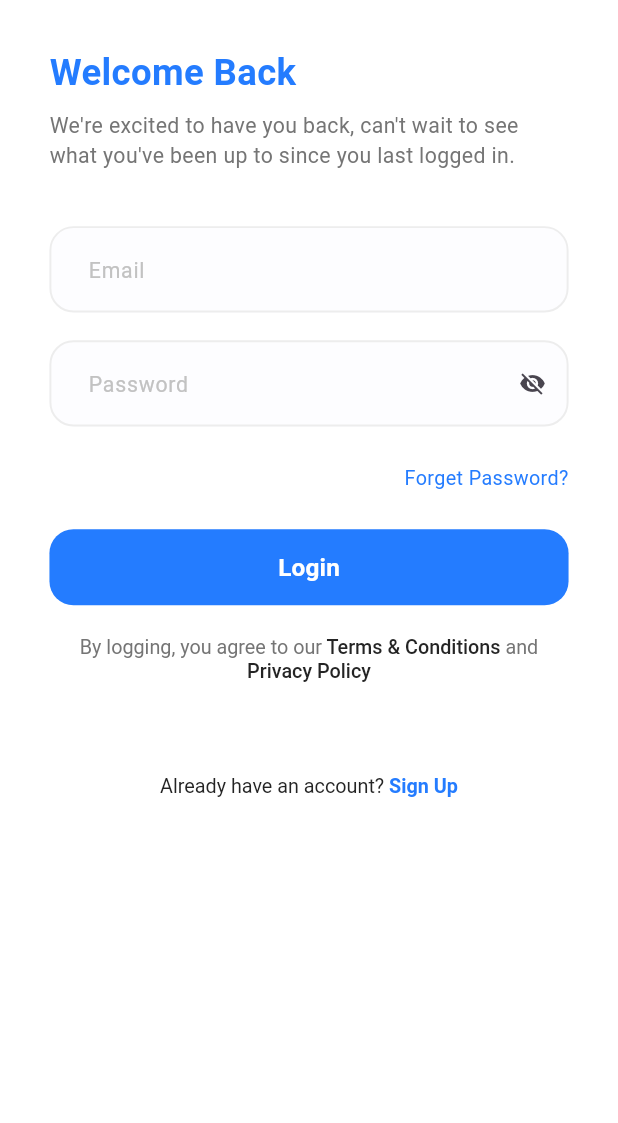
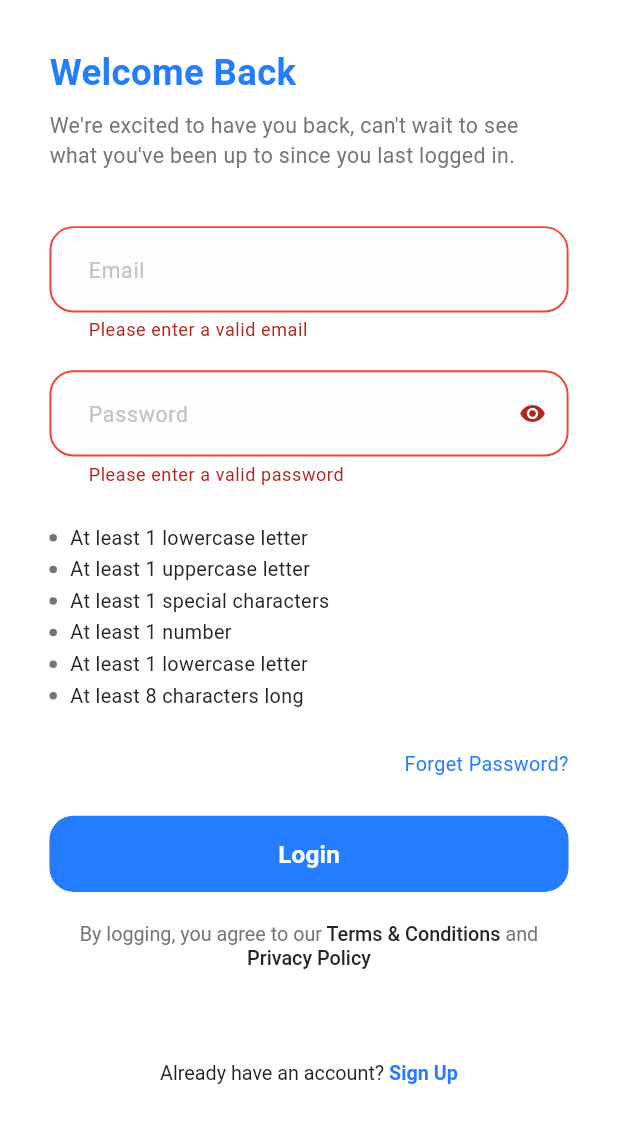
Before and after one commit to esraa-mohamad/flutter_advanced_course, a Flutter app: the LoginScreen screen opened by its route, after a tap on "Login", on a phone screen of 412 x 824 dp. Shown: the top 1123 px of the screen. Run offline on Flutter 3.47's test engine with Material 3 defaults, Android fonts, the phone set to English and light mode, and no system bars; our stand-ins replace dio, flutter_bloc, flutter_screenutil, flutter_svg, freezed_annotation, get_it and 2 more; generated files the repository leaves out were written again.

Commit message:
- add app regex - edit routes and app router - add empty home - add email and password form and validation - add login bloc listener - add password validation - add some styles

```diff
--- /dev/null
+++ b/lib/core/helper/app_regex.dart
@@ -0,0 +1,36 @@
+class AppRegex {
+  static bool isEmailValid(String email) {
+    return RegExp(r'^.+@[a-zA-Z]+\.{1}[a-zA-Z]+(\.{0,1}[a-zA-Z]+)$')
+        .hasMatch(email);
+  }
+
+  static bool isPasswordValid(String password) {
+    return RegExp(
+        r"^(?=.*[a-z])(?=.*[A-Z])(?=.*\d)(?=.*[@$!%*?&])[A-Za-z\d@$!%*?&]{8,}$")
+        .hasMatch(password);
+  }
+
+  static bool isPhoneNumberValid(String phoneNumber) {
+    return RegExp(r'^(010|011|012|015)[0-9]{8}$').hasMatch(phoneNumber);
+  }
+
+  static bool hasLowerCase(String password) {
+    return RegExp(r'^(?=.*[a-z])').hasMatch(password);
+  }
+
+  static bool hasUpperCase(String password) {
+    return RegExp(r'^(?=.*[A-Z])').hasMatch(password);
+  }
+
+  static bool hasNumber(String password) {
+    return RegExp(r'^(?=.*?[0-9])').hasMatch(password);
+  }
+
+  static bool hasSpecialCharacter(String password) {
+    return RegExp(r'^(?=.*?[#?!@$%^&*-])').hasMatch(password);
+  }
+
+  static bool hasMinLength(String password) {
+    return RegExp(r'^(?=.{8,})').hasMatch(password);
+  }
+}
--- a/lib/core/routing/app_router.dart
+++ b/lib/core/routing/app_router.dart
@@ -1,8 +1,8 @@
 import 'package:flutter/material.dart';
 import 'package:flutter_bloc/flutter_bloc.dart';
 import 'package:play_list_omar_ahmed/core/routing/routes.dart';
+import 'package:play_list_omar_ahmed/features/home/ui/home_screen.dart';
 import 'package:play_list_omar_ahmed/features/login/logic/login_cubit.dart';
-import 'package:play_list_omar_ahmed/features/login/logic/login_state.dart';
 import 'package:play_list_omar_ahmed/features/login/ui/login_screen.dart';
 import 'package:play_list_omar_ahmed/features/onboarding/onboarding_screen.dart';
 
@@ -28,6 +28,10 @@
                 child: const LoginScreen(),
               ),
         );
+      case Routes.homeScreen :
+        return MaterialPageRoute(
+          builder: (_) => const HomeScreen(),
+        );
       default :
         return MaterialPageRoute(
           builder: (_) =>
--- a/lib/core/routing/routes.dart
+++ b/lib/core/routing/routes.dart
@@ -2,4 +2,5 @@
 
   static const String onBoardingScreen = '/onBoardingScreen';
   static const String loginScreen = '/loginScreen';
+  static const String homeScreen = '/homeScreen';
 }
--- a/lib/core/theme/styles.dart
+++ b/lib/core/theme/styles.dart
@@ -73,4 +73,16 @@
       color: ColorsManager.mainBlue ,
       fontWeight: FontWeightHelper.semiBold
   );
+
+  static TextStyle font15DarkBlueMedium = TextStyle(
+      fontSize: 15.sp ,
+      color: ColorsManager.darkBlue ,
+      fontWeight: FontWeightHelper.medium
+  );
+
+  static TextStyle font14BlueSemiBold = TextStyle(
+      fontSize: 14.sp ,
+      color: ColorsManager.mainBlue ,
+      fontWeight: FontWeightHelper.semiBold
+  );
 }
--- a/lib/core/widgets/app_text_form_field.dart
+++ b/lib/core/widgets/app_text_form_field.dart
@@ -14,7 +14,9 @@
       this.hintStyle,
       this.suffixIcon,
       this.obscureText,
-      this.backgroundColor});
+      this.backgroundColor,
+      this.controller,
+      required this.validator});
 
   final EdgeInsetsGeometry? contentPadding;
   final InputBorder? focusedBorder;
@@ -29,11 +31,13 @@
   final Widget? suffixIcon;
   final Color? backgroundColor;
 
+  final TextEditingController? controller;
+  final Function(String?) validator;
+
   @override
   Widget build(BuildContext context) {
     return TextFormField(
-      obscureText: obscureText ?? false,
-      style: TextStyles.font14DarkBlueMedium,
+      controller: controller,
       decoration: InputDecoration(
           isDense: true,
           contentPadding: contentPadding ??
@@ -45,18 +49,34 @@
               OutlineInputBorder(
                   borderSide: const BorderSide(
                       color: ColorsManager.mainBlue, width: 1.3),
-                  borderRadius: BorderRadius.circular(16)),
+                  borderRadius: BorderRadius.circular(16),
+              ),
           enabledBorder: enabledBorder ??
               OutlineInputBorder(
                 borderRadius: BorderRadius.circular(16),
                 borderSide: const BorderSide(
                     color: ColorsManager.lighterGray, width: 1.3),
               ),
+          errorBorder: OutlineInputBorder(
+            borderRadius: BorderRadius.circular(16),
+            borderSide: const BorderSide(
+                color: Colors.red, width: 1.3),
+          ),
+          focusedErrorBorder:  OutlineInputBorder(
+            borderRadius: BorderRadius.circular(16),
+            borderSide: const BorderSide(
+                color: Colors.red, width: 1.3),
+          ),
           hintText: hintText,
           hintStyle: hintStyle ?? TextStyles.font14LightGrayRegular,
           suffixIcon: suffixIcon,
           filled: true,
           fillColor: backgroundColor ?? ColorsManager.moreLightGray),
+      obscureText: obscureText ?? false,
+      style: TextStyles.font14DarkBlueMedium,
+      validator: (value){
+        return validator(value);
+      },
     );
   }
 }
--- /dev/null
+++ b/lib/core/widgets/email_and_password.dart
@@ -0,0 +1,100 @@
+import 'package:flutter/material.dart';
+import 'package:flutter_bloc/flutter_bloc.dart';
+import 'package:flutter_screenutil/flutter_screenutil.dart';
+import 'package:play_list_omar_ahmed/core/helper/app_regex.dart';
+import 'package:play_list_omar_ahmed/core/widgets/password_validation.dart';
+import 'package:play_list_omar_ahmed/features/login/logic/login_cubit.dart';
+
+import '../helper/spacing.dart';
+import 'app_text_form_field.dart';
+
+class EmailAndPassword extends StatefulWidget {
+  const EmailAndPassword({super.key});
+
+  @override
+  State<EmailAndPassword> createState() => _EmailAndPasswordState();
+}
+
+class _EmailAndPasswordState extends State<EmailAndPassword> {
+  bool isObscureText = false;
+
+  late TextEditingController passwordController;
+
+  bool hasLowerCase = false;
+  bool hasUpperCase = false;
+  bool hasSpecialCharacters = false;
+  bool hasNumbers = false;
+  bool hasMinimumLength = false;
+
+  @override
+  void initState() {
+    super.initState();
+    passwordController = context.read<LoginCubit>().passwordController;
+    setUpPasswordControllerListener();
+  }
+
+  void setUpPasswordControllerListener(){
+    passwordController.addListener((){
+      setState(() {
+        hasLowerCase = AppRegex.hasLowerCase(passwordController.text);
+        hasUpperCase = AppRegex.hasUpperCase(passwordController.text);
+        hasSpecialCharacters = AppRegex.hasSpecialCharacter(passwordController.text);
+        hasNumbers = AppRegex.hasNumber(passwordController.text);
+        hasMinimumLength = AppRegex.hasMinLength(passwordController.text);
+      });
+    });
+  }
+
+
+  @override
+  Widget build(BuildContext context) {
+    return Form(
+        key: context.read<LoginCubit>().formKey,
+        child: Column(
+          children: [
+            AppTextFormField(
+              hintText: 'Email',
+              validator: (value) {
+                if (value == null || value.isEmpty || !AppRegex.isEmailValid(value)) {
+                  return 'Please enter a valid email';
+                }
+              },
+              controller: context.read<LoginCubit>().emailController,
+            ),
+            verticalSpace(18.h),
+            AppTextFormField(
+              hintText: 'Password',
+              obscureText: isObscureText,
+              suffixIcon: GestureDetector(
+                onTap: () {
+                  setState(() {
+                    isObscureText = !isObscureText;
+                  });
+                },
+                child: Icon(
+                    isObscureText ? Icons.visibility_off : Icons.visibility),
+              ),
+              validator: (value) {
+                if (value == null || value.isEmpty) {
+                  return 'Please enter a valid password';
+                }
+              },
+              controller: context.read<LoginCubit>().passwordController,
+            ),
+            verticalSpace(24.h),
+            PasswordValidation(
+                hasLowerCase: hasLowerCase,
+                hasUpperCase: hasUpperCase,
+                hasSpecialCharacters: hasSpecialCharacters,
+                hasNumbers: hasNumbers,
+                hasMinimumLength: hasMinimumLength)
+          ],
+        ));
+  }
+
+  @override
+  void dispose() {
+    passwordController.dispose();
+    super.dispose();
+  }
+}
--- /dev/null
+++ b/lib/core/widgets/password_validation.dart
@@ -0,0 +1,55 @@
+import 'package:flutter/material.dart';
+import 'package:flutter_screenutil/flutter_screenutil.dart';
+import 'package:play_list_omar_ahmed/core/helper/spacing.dart';
+import 'package:play_list_omar_ahmed/core/theme/colors.dart';
+import 'package:play_list_omar_ahmed/core/theme/styles.dart';
+
+class PasswordValidation extends StatelessWidget {
+  const PasswordValidation({super.key, required this.hasLowerCase, required this.hasUpperCase, required this.hasSpecialCharacters, required this.hasNumbers, required this.hasMinimumLength});
+
+  final bool hasLowerCase;
+  final bool hasUpperCase;
+  final bool hasSpecialCharacters;
+  final bool hasNumbers;
+  final bool hasMinimumLength ;
+  @override
+  Widget build(BuildContext context) {
+    return  Column(
+      children: [
+        buildValidationRow('At least 1 lowercase letter', hasLowerCase),
+        verticalSpace(2.h),
+        buildValidationRow('At least 1 uppercase letter', hasUpperCase),
+        verticalSpace(2.h),
+        buildValidationRow('At least 1 special characters', hasSpecialCharacters),
+        verticalSpace(2.h),
+        buildValidationRow('At least 1 number', hasNumbers),
+        verticalSpace(2.h),
+        buildValidationRow('At least 1 lowercase letter', hasMinimumLength),
+        verticalSpace(2.h),
+        buildValidationRow('At least 8 characters long', hasLowerCase),
+        verticalSpace(2.h),
+
+      ],
+    );
+  }
+
+  Widget buildValidationRow(String text , bool hasValidate){
+    return Row(
+      children: [
+        const CircleAvatar(
+          radius: 2.5,
+          backgroundColor: ColorsManager.gray,
+        ),
+        horizontalSpace(8),
+        Text(
+          text , style: TextStyles.font13DarkBlueRegular.copyWith(
+          decoration:  hasValidate ? TextDecoration.lineThrough : null ,
+          decorationColor:  Colors.green ,
+          decorationThickness:  2 ,
+          color:  hasValidate ? ColorsManager.gray : ColorsManager.darkBlue
+        ),
+        ),
+      ],
+    );
+  }
+}
--- a/lib/features/login/logic/login_cubit.dart
+++ b/lib/features/login/logic/login_cubit.dart
@@ -1,3 +1,4 @@
+import 'package:flutter/material.dart';
 import 'package:flutter_bloc/flutter_bloc.dart';
 import 'package:play_list_omar_ahmed/features/login/data/models/login_request_body.dart';
 
@@ -7,6 +8,10 @@
 class LoginCubit extends Cubit<LoginState> {
   final LoginRepo loginRepo;
   LoginCubit(this.loginRepo) : super(const LoginState.initial());
+
+  final formKey = GlobalKey<FormState>();
+  TextEditingController emailController = TextEditingController();
+  TextEditingController passwordController = TextEditingController();
 
   void emitStateLogin(LoginRequestBody  loginRequestBody) async{
     emit(const LoginState.loading());
--- a/lib/features/login/ui/login_screen.dart
+++ b/lib/features/login/ui/login_screen.dart
@@ -1,30 +1,30 @@
 import 'package:flutter/material.dart';
+import 'package:flutter_bloc/flutter_bloc.dart';
 import 'package:flutter_screenutil/flutter_screenutil.dart';
 import 'package:play_list_omar_ahmed/core/theme/styles.dart';
 import 'package:play_list_omar_ahmed/core/widgets/app_text_button.dart';
-import 'package:play_list_omar_ahmed/core/widgets/app_text_form_field.dart';
+import 'package:play_list_omar_ahmed/core/widgets/email_and_password.dart';
+import 'package:play_list_omar_ahmed/core/widgets/login_bloc_listener.dart';
+import 'package:play_list_omar_ahmed/features/login/data/models/login_request_body.dart';
 import 'package:play_list_omar_ahmed/features/login/ui/widgets/already_have_account_text.dart';
 import 'package:play_list_omar_ahmed/features/login/ui/widgets/terms_and_conditions.dart';
 
 import '../../../core/helper/spacing.dart';
+import '../logic/login_cubit.dart';
 
-class LoginScreen extends StatefulWidget {
+class LoginScreen extends StatelessWidget {
   const LoginScreen({super.key});
 
-  @override
-  State<LoginScreen> createState() => _LoginScreenState();
-}
-
-class _LoginScreenState extends State<LoginScreen> {
-  final formKey = GlobalKey<FormState>();
-  bool isObscureText = true;
 
   @override
   Widget build(BuildContext context) {
     return Scaffold(
       body: SafeArea(
           child: Padding(
-        padding: EdgeInsets.symmetric(horizontal: 30.w, vertical: 30.h),
+              padding: EdgeInsets.symmetric(
+                  horizontal: 30.w,
+                  vertical: 30.h,
+              ),
            child: SingleChildScrollView(
             child: Column(
             crossAxisAlignment: CrossAxisAlignment.start,
@@ -39,28 +39,9 @@
                 style: TextStyles.font14GrayRegular,
               ),
               verticalSpace(36.h),
-              Form(
-                key: formKey,
-                child: Column(
+              Column(
                 children: [
-                    const AppTextFormField(
-                      hintText: 'Email',
-                    ),
-                    verticalSpace(18.h),
-                    AppTextFormField(
-                      hintText: 'Password',
-                      obscureText: isObscureText,
-                      suffixIcon: GestureDetector(
-                        onTap: () {
-                          setState(() {
-                            isObscureText = !isObscureText;
-                          });
-                        },
-                        child: Icon(isObscureText
-                            ? Icons.visibility_off
-                            : Icons.visibility),
-                      ),
-                    ),
+                const EmailAndPassword(),
                   verticalSpace(24.h),
                   Align(
                     alignment: AlignmentDirectional.centerEnd,
@@ -73,14 +54,16 @@
                   AppTextButton(
                     buttonText: 'Login',
                     textStyle: TextStyles.font16WhiteSemiBold,
-                        onPressed: () {},
+                    onPressed: () {
+                      validateThenDoLogin(context);
+                    },
                   ),
                   verticalSpace(16.h),
                   const TermsAndConditionsText(),
                   verticalSpace(60.h),
                   const AlreadyHaveAccountText(),
+                  const LoginBlocListener(),
                 ],
-                ),
               ),
             ],
           ),
@@ -88,4 +71,15 @@
       )),
     );
   }
+
+  void validateThenDoLogin(BuildContext context) {
+    if(context.read<LoginCubit>().formKey.currentState!.validate()){
+      context.read<LoginCubit>().emitStateLogin(
+        LoginRequestBody(
+            email: context.read<LoginCubit>().emailController.text,
+            password: context.read<LoginCubit>().passwordController.text,
+        ),
+      );
     }
+  }
+}
```
Also changed, not shown: lib/core/widgets/login_bloc_listener.dart (added, +69 -0 lines), lib/features/home/ui/home_screen.dart (added, +17 -0 lines), lib/core/networking/api_error_model.g.dart (added), lib/core/networking/api_result.freezed.dart (added), lib/core/networking/api_service.g.dart (added), lib/features/login/data/models/login_request_body.g.dart (added), lib/features/login/data/models/login_response.g.dart (added), lib/features/login/logic/login_state.freezed.dart (added). Lines whose indentation alone changed are shown as unchanged.
